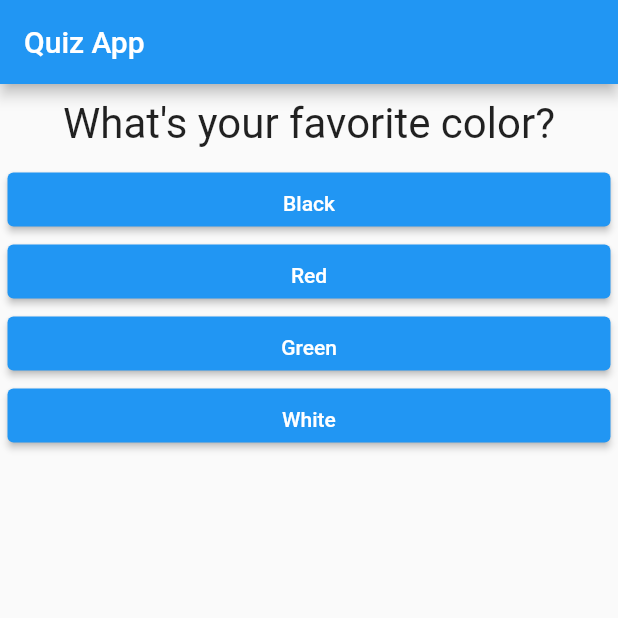
After one commit to Spectari-code/quiz-flutter, a Flutter app: the screen it shows after launch, on a phone screen of 412 x 824 dp, the top half of it. The commit adds this screen. Run offline on Flutter 3.47's test engine with Material 2 defaults, Android fonts, the phone set to English and light mode, and no system bars.

Commit message:
Split up some code, new quiz and result widgets.

```diff
--- a/lib/main.dart
+++ b/lib/main.dart
@@ -1,9 +1,14 @@
+import 'package:quiz/result.dart';
+import 'package:quiz/result.dart';
+import 'package:quiz/result.dart';
+import 'package:quiz/result.dart';
+import 'package:quiz/result.dart';
 // Packages:
 import 'package:flutter/material.dart';
 
 // Files:
-import './question.dart';
-import './answer.dart';
+import './quiz.dart';
+import './result.dart';
 
 void main() => runApp(MyApp());
 
@@ -17,7 +22,7 @@ class MyApp extends StatefulWidget {
 class _MyAppState extends State<MyApp> {
   var _questionIndex = 0;
 
-  final questions = const [
+  final _questions = const [
     {
       "questionText": "What's your favorite color?",
       "answers": [
@@ -51,37 +56,22 @@ class _MyAppState extends State<MyApp> {
     setState(() {
       _questionIndex = _questionIndex + 1;
     });
-    if (_questionIndex < questions.length) {
-      print("We have more questions!");
-    } else {
-      print("We are out of questions, you're done!");
-    }
   }
 
   @override
   Widget build(BuildContext context) {
     return MaterialApp(
       home: Scaffold(
-        appBar: AppBar(
-          title: Text("Quiz App"),
-        ),
-        body: _questionIndex < questions.length
-            ? Column(children: <Widget>[
-                Question(
-                    questions[_questionIndex]['questionText']), // access by key
-                // map List into a List of Widgets, spread them so we pass individual
-                //  widgets to column to make it happy
-                ...(questions[_questionIndex]['answers'] as List<String>)
-                    .map((answers) => Answer(_answerQuestion, answers))
-                    .toList()
-              ])
-            : Center(
-                child: Text(
-                  "All questions answered, thank you.",
-                  style: TextStyle(fontSize: 20, fontWeight: FontWeight.bold),
-                ),
-              ),
-      ),
+          appBar: AppBar(
+            title: Text("Quiz App"),
+          ),
+          body: _questionIndex < _questions.length
+              ? Quiz(
+                  answerQuestion: _answerQuestion,
+                  questionIndex: _questionIndex,
+                  questions: _questions,
+                )
+              : Result()),
     );
   }
 }
--- /dev/null
+++ b/lib/quiz.dart
@@ -0,0 +1,29 @@
+import 'package:flutter/material.dart';
+
+import './question.dart';
+import './answer.dart';
+
+class Quiz extends StatelessWidget {
+  final List<Map<String, Object>> questions;
+  final int questionIndex;
+  final Function answerQuestion;
+
+  Quiz({
+    @required
+        this.questions, // If error, remove @, works with newer Flutter v's
+    @required this.answerQuestion,
+    @required this.questionIndex,
+  });
+
+  @override
+  Widget build(BuildContext context) {
+    return Column(children: <Widget>[
+      Question(questions[questionIndex]['questionText']), // access by key
+      // map List into a List of Widgets, spread them so we pass individual
+      //  widgets to column to make it happy
+      ...(questions[questionIndex]['answers'] as List<String>)
+          .map((answers) => Answer(answerQuestion, answers))
+          .toList()
+    ]);
+  }
+}
```
Also changed, not shown: lib/result.dart (added, +13 -0 lines).
